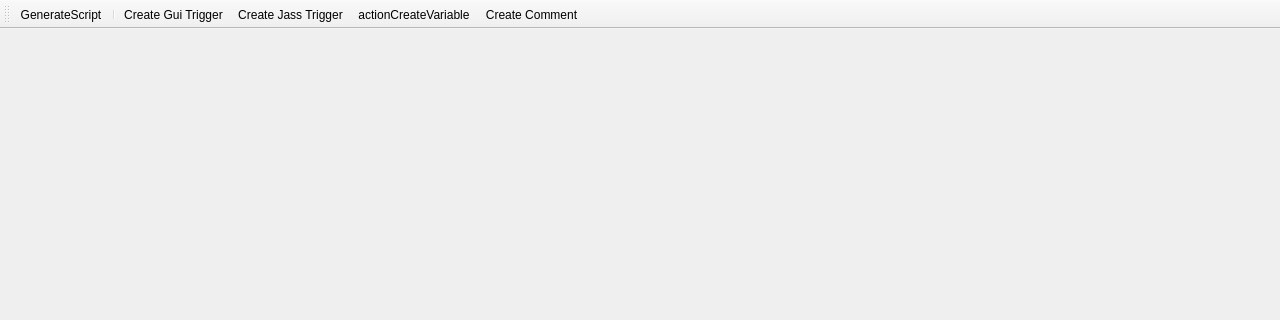
The window that Menus/TriggerEditor.ui (stijnherfst/HiveWE) describes before a commit, drawn with Qt 5; both pictures show x 0 to 1280 and y 0 to 320 of the 1280 by 720 pixel window.
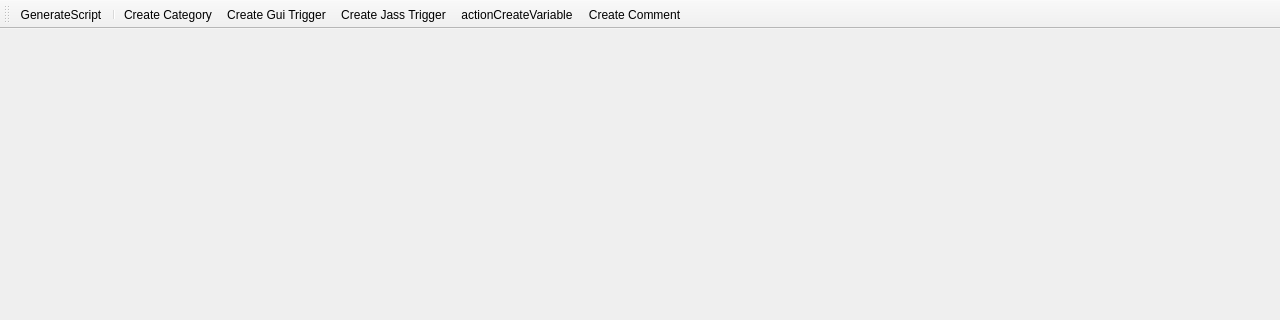
The same window after the commit. Icons and pictures are not drawn.

What changed in the file:
```diff
--- a/Menus/TriggerEditor.ui
+++ b/Menus/TriggerEditor.ui
@@ -32,6 +32,7 @@
    </attribute>
    <addaction name="actionGenerateScript"/>
    <addaction name="separator"/>
+   <addaction name="actionCreateCategory"/>
    <addaction name="actionCreateGuiTrigger"/>
    <addaction name="actionCreateJassTrigger"/>
    <addaction name="actionCreateVariable"/>
@@ -84,6 +85,14 @@
     <string>Create a global variable</string>
    </property>
   </action>
+  <action name="actionCreateCategory">
+   <property name="text">
+    <string>Create Category</string>
+   </property>
+   <property name="toolTip">
+    <string>Create a category</string>
+   </property>
+  </action>
  </widget>
  <resources/>
  <connections/>
```
